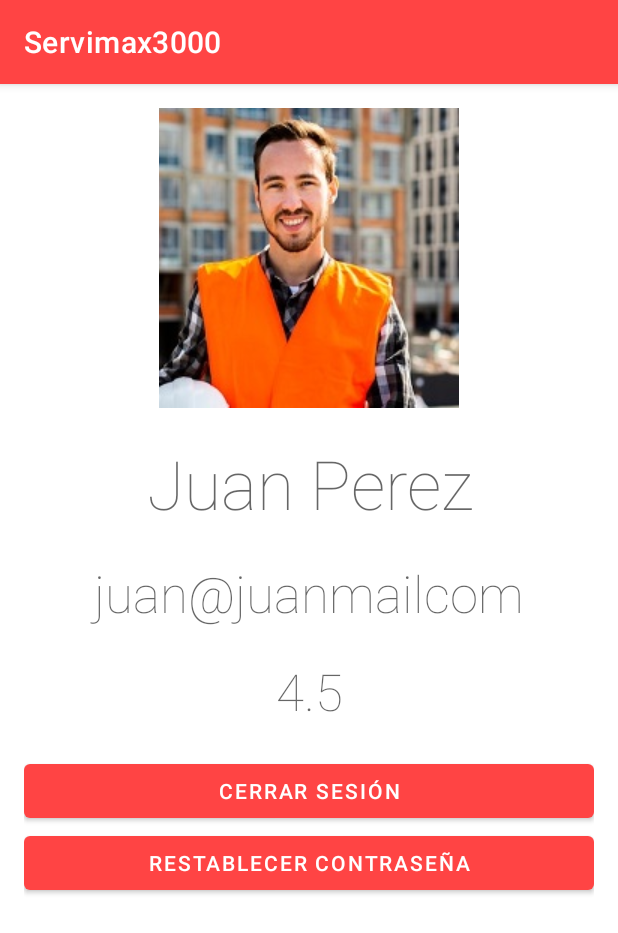
After one commit to oscargsdev/servimax3000, an Android app: the Perfil screen opened directly, with no data from a screen before it, on a phone screen of 412 x 824 dp. The commit adds this screen. Shown: the top 933 px of the screen. Run offline under Robolectric (Android 15) with nearby library versions, the phone set to English and light mode, and no system bars.

Commit message:
Views y modificaciones esteticas

```diff
--- a/servimaxApp/app/build.gradle
+++ b/servimaxApp/app/build.gradle
@@ -56,6 +56,8 @@ dependencies {
     implementation 'androidx.navigation:navigation-fragment:2.4.2'
     implementation 'androidx.navigation:navigation-ui:2.4.2'
     implementation 'com.google.firebase:firebase-auth:21.0.3'
+    implementation 'com.android.support:appcompat-v7:28.0.0'
+    implementation 'com.android.support.constraint:constraint-layout:2.0.4'
     testImplementation 'junit:junit:4.13.2'
     androidTestImplementation 'androidx.test.ext:junit:1.1.3'
     androidTestImplementation 'androidx.test.espresso:espresso-core:3.4.0'
--- a/servimaxApp/app/src/main/AndroidManifest.xml
+++ b/servimaxApp/app/src/main/AndroidManifest.xml
@@ -9,6 +9,12 @@
         android:supportsRtl="true"
         android:theme="@style/Theme.MyApplication"
         android:usesCleartextTraffic="true">
+        <activity
+            android:name=".Perfil"
+            android:exported="false" />
+        <activity
+            android:name=".HomeTrabajador"
+            android:exported="false" />
         <activity
             android:name=".RestablecerContra"
             android:exported="false" />
--- /dev/null
+++ b/servimaxApp/app/src/main/java/com/example/myapplication/Perfil.java
@@ -0,0 +1,13 @@
+package com.example.myapplication;
+
+import android.os.Bundle;
+import androidx.appcompat.app.AppCompatActivity;
+
+public class Perfil extends AppCompatActivity {
+
+    @Override
+    protected void onCreate(Bundle savedInstanceState) {
+        super.onCreate(savedInstanceState);
+        setContentView(R.layout.activity_perfil);
+    }
+}
--- a/servimaxApp/app/src/main/res/layout/activity_login.xml
+++ b/servimaxApp/app/src/main/res/layout/activity_login.xml
@@ -16,9 +16,9 @@
             android:id="@+id/login_title"
             android:layout_width="match_parent"
             android:layout_height="wrap_content"
+
+            android:text="@string/login_title_label"
             android:fontFamily="sans-serif-thin"
-            android:text="@string/login_title_label"
-
             android:textAppearance="@style/TextAppearance.AppCompat.Display3" />
 
         <Space
--- /dev/null
+++ b/servimaxApp/app/src/main/res/layout/activity_perfil.xml
@@ -0,0 +1,71 @@
+<?xml version="1.0" encoding="utf-8"?>
+<LinearLayout xmlns:android="http://schemas.android.com/apk/res/android"
+    xmlns:app="http://schemas.android.com/apk/res-auto"
+    xmlns:tools="http://schemas.android.com/tools"
+    android:layout_width="match_parent"
+    android:layout_height="match_parent"
+    android:orientation="vertical"
+    android:padding="@dimen/pad_registro_login"
+    tools:context=".Perfil">
+
+    <ImageView
+        android:id="@+id/imageView"
+        android:layout_width="match_parent"
+        android:layout_height="wrap_content"
+        app:srcCompat="@drawable/t1" />
+
+    <Space
+        android:layout_width="match_parent"
+        android:layout_height="20dp" />
+
+    <TextView
+        android:id="@+id/nombrePerfil"
+        android:layout_width="match_parent"
+        android:layout_height="wrap_content"
+        android:fontFamily="sans-serif-thin"
+        android:text="@string/juan_perez"
+        android:textAlignment="center"
+        android:textAppearance="@style/TextAppearance.AppCompat.Display2" />
+
+    <Space
+        android:layout_width="match_parent"
+        android:layout_height="20dp" />
+
+    <TextView
+        android:id="@+id/emailPerfil"
+        android:layout_width="match_parent"
+        android:layout_height="wrap_content"
+        android:fontFamily="sans-serif-thin"
+        android:text="juan@juanmailcom"
+        android:textAlignment="center"
+        android:textAppearance="@style/TextAppearance.AppCompat.Display1" />
+
+    <Space
+        android:layout_width="match_parent"
+        android:layout_height="20dp" />
+
+    <TextView
+        android:id="@+id/calificacionPerfil"
+        android:layout_width="match_parent"
+        android:layout_height="wrap_content"
+        android:fontFamily="sans-serif-thin"
+        android:text="4.5"
+        android:textAlignment="center"
+        android:textAppearance="@style/TextAppearance.AppCompat.Display1" />
+
+    <Space
+        android:layout_width="match_parent"
+        android:layout_height="20dp" />
+
+    <Button
+        android:id="@+id/btnCerrarSesion"
+        android:layout_width="match_parent"
+        android:layout_height="wrap_content"
+        android:text="Cerrar sesión" />
+
+    <Button
+        android:id="@+id/btnRestablecerContra"
+        android:layout_width="match_parent"
+        android:layout_height="wrap_content"
+        android:text="@string/restablecer_boton" />
+</LinearLayout>
```
Also changed, not shown: servimaxApp/app/src/main/java/com/example/myapplication/HomeTrabajador.java (added, +15 -0 lines), servimaxApp/app/src/main/java/com/example/myapplication/InfoTrabajador.java (+38 -11 lines), servimaxApp/app/src/main/res/layout/activity_home_trabajador.xml (added, +40 -0 lines), servimaxApp/app/src/main/res/layout/activity_info_trabajador.xml (+18 -3 lines), servimaxApp/app/src/main/res/layout/tarjeta_comentario.xml (+12 -2 lines), servimaxApp/app/src/main/res/layout/tarjeta_oficio.xml (+12 -4 lines), servimaxApp/app/src/main/res/layout/tarjeta_trabajador.xml (+16 -5 lines).
